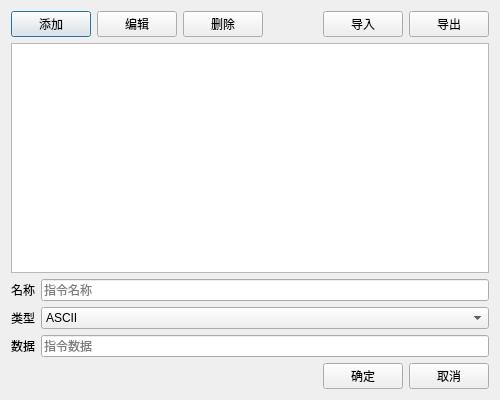
Qt form shortcuts_dialog.ui (naraka-camill/SerialApp) before a commit.
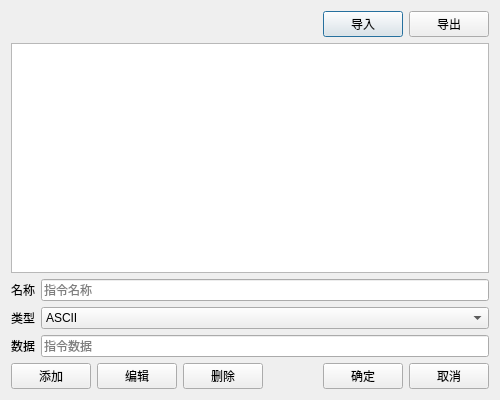
The same form after that commit.

Commit message:
fix(shortcuts): 修复添加快捷键时未重置当前索引的问题
在添加模式下强制将m_currentIndex设为-1以确保正确状态
添加创建快捷键按钮的日志记录
调整快捷键对话框的按钮布局

Diff of the .ui file:
```diff
--- a/shortcuts_dialog.ui
+++ b/shortcuts_dialog.ui
@@ -16,27 +16,6 @@
   <layout class="QVBoxLayout" name="verticalLayout">
    <item>
     <layout class="QHBoxLayout" name="horizontalLayout">
-     <item>
-      <widget class="QPushButton" name="pushButton_add">
-       <property name="text">
-        <string>添加</string>
-       </property>
-      </widget>
-     </item>
-     <item>
-      <widget class="QPushButton" name="pushButton_edit">
-       <property name="text">
-        <string>编辑</string>
-       </property>
-      </widget>
-     </item>
-     <item>
-      <widget class="QPushButton" name="pushButton_delete">
-       <property name="text">
-        <string>删除</string>
-       </property>
-      </widget>
-     </item>
      <item>
       <spacer name="horizontalSpacer">
        <property name="orientation">
@@ -131,6 +110,27 @@
    </item>
    <item>
     <layout class="QHBoxLayout" name="horizontalLayout_2">
+         <item>
+      <widget class="QPushButton" name="pushButton_add">
+       <property name="text">
+        <string>添加</string>
+       </property>
+      </widget>
+     </item>
+     <item>
+      <widget class="QPushButton" name="pushButton_edit">
+       <property name="text">
+        <string>编辑</string>
+       </property>
+      </widget>
+     </item>
+     <item>
+      <widget class="QPushButton" name="pushButton_delete">
+       <property name="text">
+        <string>删除</string>
+       </property>
+      </widget>
+     </item>
      <item>
       <spacer name="horizontalSpacer_2">
        <property name="orientation">
```
The commit also changes 2 other files.
